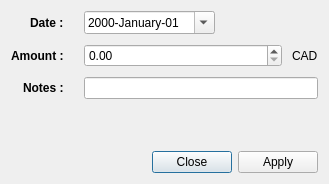
Old version of the form editirregularelementdialog.ui in the repository redmoon1945/gbp.
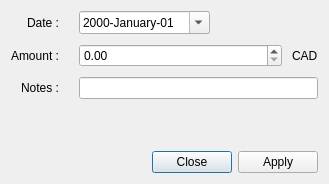
New version of the form.

Diff of the .ui file:
```diff
--- a/editirregularelementdialog.ui
+++ b/editirregularelementdialog.ui
@@ -31,7 +31,7 @@
         <widget class="QLabel" name="label">
          <property name="font">
           <font>
-           <bold>true</bold>
+           <bold>false</bold>
           </font>
          </property>
          <property name="text">
@@ -43,7 +43,7 @@
         <widget class="QLabel" name="label_2">
          <property name="font">
           <font>
-           <bold>true</bold>
+           <bold>false</bold>
           </font>
          </property>
          <property name="text">
@@ -61,7 +61,7 @@
          </property>
          <property name="maximumDateTime">
           <datetime>
-           <hour>23</hour>
+           <hour>16</hour>
            <minute>59</minute>
            <second>59</second>
            <year>2999</year>
@@ -80,7 +80,7 @@
           <date>
            <year>1999</year>
            <month>12</month>
-           <day>27</day>
+           <day>26</day>
           </date>
          </property>
          <property name="currentSection">
@@ -101,7 +101,7 @@
         <widget class="QLabel" name="label_3">
          <property name="font">
           <font>
-           <bold>true</bold>
+           <bold>false</bold>
           </font>
          </property>
          <property name="text">
```
